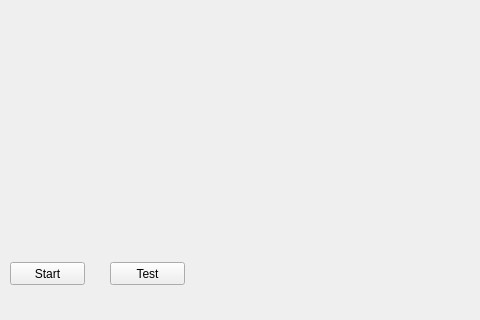
This is mainwindow.ui in m-garanin/zgui-qt as Qt 5 draws it before an edit; both pictures show x 0 to 480 and y 144 to 464 of the 712 by 464 pixel window. The edited form follows.
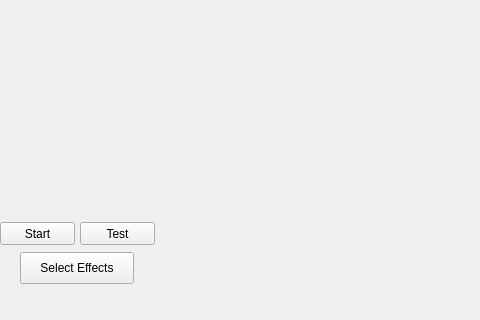
This is the edited form.

Commit message: added effects dlg

Patch:
```diff
--- a/mainwindow.ui
+++ b/mainwindow.ui
@@ -17,8 +17,8 @@
    <widget class="QPushButton" name="startButton">
     <property name="geometry">
      <rect>
-      <x>10</x>
-      <y>370</y>
+      <x>0</x>
+      <y>330</y>
       <width>75</width>
       <height>23</height>
      </rect>
@@ -30,8 +30,8 @@
    <widget class="QPushButton" name="pushButton">
     <property name="geometry">
      <rect>
-      <x>110</x>
-      <y>370</y>
+      <x>80</x>
+      <y>330</y>
       <width>75</width>
       <height>23</height>
      </rect>
@@ -51,6 +51,19 @@
     </property>
     <layout class="QHBoxLayout" name="horizontalLayout"/>
    </widget>
+   <widget class="QPushButton" name="pbSelectEffects">
+    <property name="geometry">
+     <rect>
+      <x>20</x>
+      <y>360</y>
+      <width>114</width>
+      <height>32</height>
+     </rect>
+    </property>
+    <property name="text">
+     <string>Select Effects</string>
+    </property>
+   </widget>
   </widget>
   <widget class="QMenuBar" name="menuBar">
    <property name="geometry">
```
Left out of the diff: 2 changed lines with no effect on the pictures. The commit also changes 6 other files.
